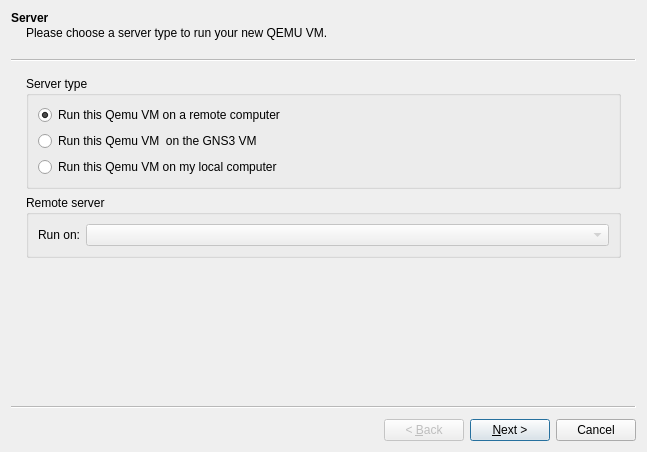
Qt form gns3/modules/qemu/ui/qemu_vm_wizard.ui (GNS3/gns3-gui) before a commit.
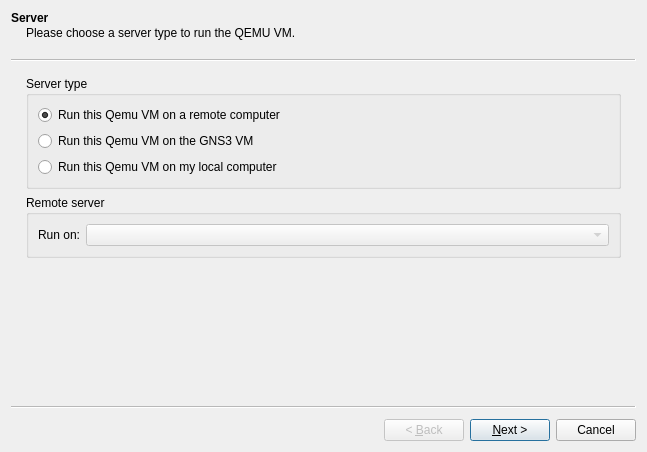
The same form after that commit.

```diff
--- a/gns3/modules/qemu/ui/qemu_vm_wizard.ui
+++ b/gns3/modules/qemu/ui/qemu_vm_wizard.ui
@@ -21,7 +21,7 @@
     <string>Server</string>
    </property>
    <property name="subTitle">
-    <string>Please choose a server type to run your new QEMU VM.</string>
+    <string>Please choose a server type to run the QEMU VM.</string>
    </property>
    <layout class="QVBoxLayout" name="verticalLayout_3">
     <item>
@@ -43,7 +43,7 @@
        <item>
         <widget class="QRadioButton" name="uiVMRadioButton">
          <property name="text">
-          <string>Run this Qemu VM  on the GNS3 VM</string>
+          <string>Run this Qemu VM on the GNS3 VM</string>
          </property>
         </widget>
        </item>
```
Left out of the diff: 2 changed lines with no effect on the pictures.
